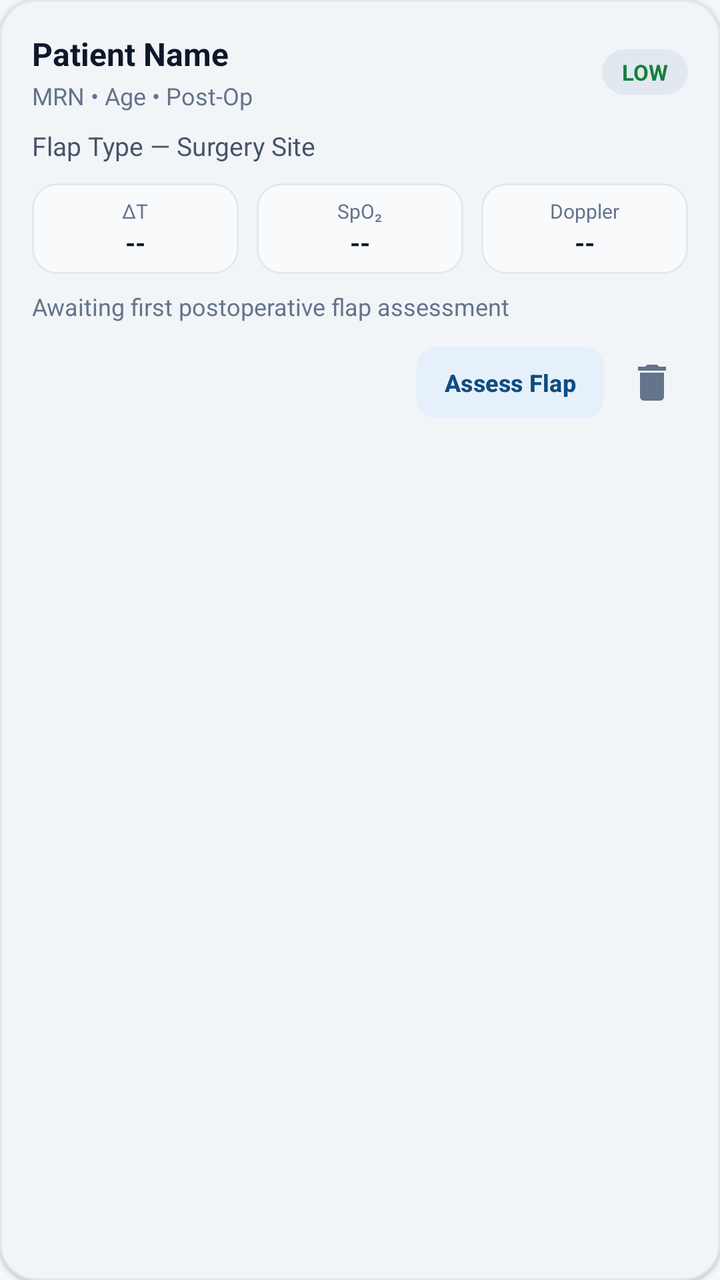
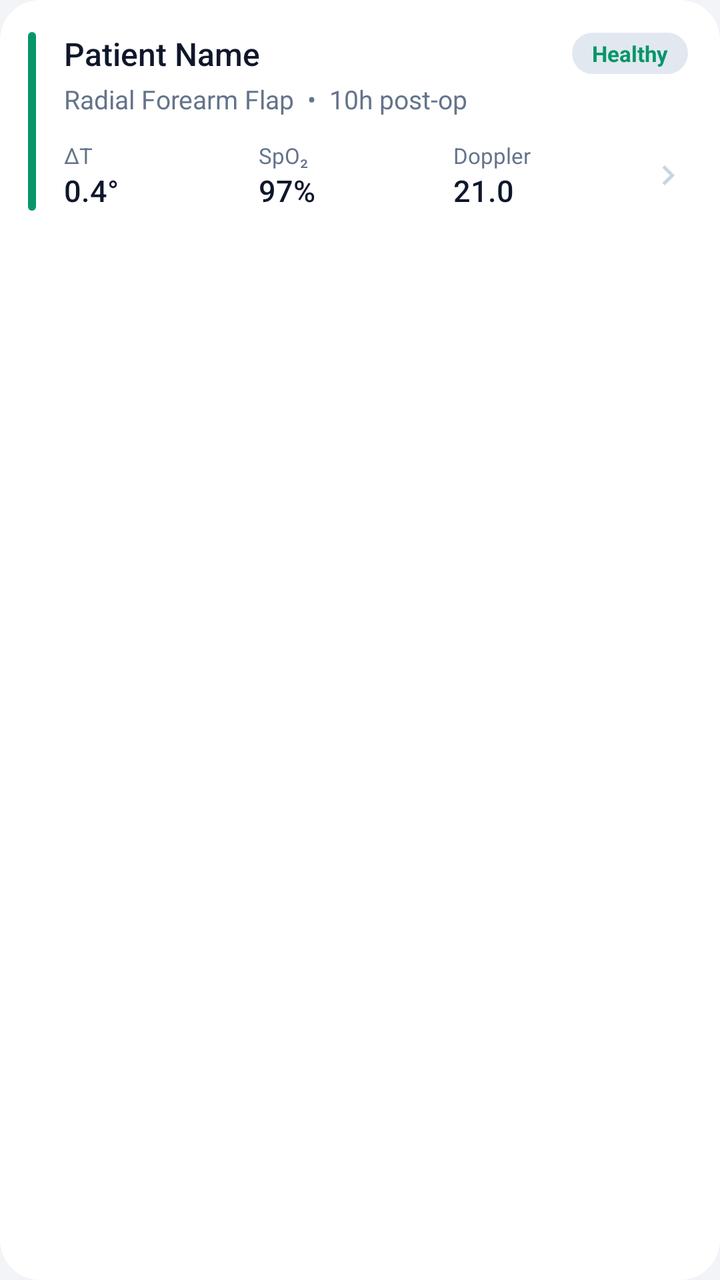

Compare the two renders of this Android layout. The source of the first and the diff that turns it into the second are given below.
<!-- AndroidManifest.xml: application theme Theme.FlapGuardAI -->
<!-- res/layout/item_patient_card.xml -->
<?xml version="1.0" encoding="utf-8"?>
<com.google.android.material.card.MaterialCardView xmlns:android="http://schemas.android.com/apk/res/android"
    xmlns:app="http://schemas.android.com/apk/res-auto"
    android:id="@+id/card_patient"
    android:layout_width="match_parent"
    android:layout_height="wrap_content"
    android:layout_marginBottom="12dp"
    android:clickable="true"
    android:focusable="true"
    app:cardBackgroundColor="@color/fg_surface"
    app:cardCornerRadius="18dp"
    app:cardElevation="1dp"
    app:strokeColor="@color/fg_border"
    app:strokeWidth="1dp">

    <LinearLayout
        android:layout_width="match_parent"
        android:layout_height="wrap_content"
        android:orientation="vertical"
        android:padding="16dp">

        <LinearLayout
            android:layout_width="match_parent"
            android:layout_height="wrap_content"
            android:gravity="center_vertical"
            android:orientation="horizontal">

            <LinearLayout
                android:layout_width="0dp"
                android:layout_height="wrap_content"
                android:layout_weight="1"
                android:orientation="vertical">

                <TextView
                    android:id="@+id/tv_patient_name"
                    android:layout_width="wrap_content"
                    android:layout_height="wrap_content"
                    android:text="Patient Name"
                    android:textColor="@color/fg_text_primary"
                    android:textSize="16sp"
                    android:textStyle="bold" />

                <TextView
                    android:id="@+id/tv_patient_mrn"
                    android:layout_width="wrap_content"
                    android:layout_height="wrap_content"
                    android:layout_marginTop="2dp"
                    android:text="MRN • Age • Post-Op"
                    android:textColor="@color/fg_text_muted"
                    android:textSize="12sp" />
            </LinearLayout>

            <TextView
                android:id="@+id/tv_risk_badge"
                android:layout_width="wrap_content"
                android:layout_height="wrap_content"
                android:background="@drawable/bg_badge"
                android:paddingStart="10dp"
                android:paddingTop="4dp"
                android:paddingEnd="10dp"
                android:paddingBottom="4dp"
                android:text="LOW"
                android:textColor="@color/fg_success"
                android:textSize="11sp"
                android:textStyle="bold" />
        </LinearLayout>

        <TextView
            android:id="@+id/tv_patient_flap"
            android:layout_width="match_parent"
            android:layout_height="wrap_content"
            android:layout_marginTop="8dp"
            android:text="Flap Type — Surgery Site"
            android:textColor="@color/fg_text_secondary"
            android:textSize="13sp" />

        
        <LinearLayout
            android:id="@+id/layout_vitals_strip"
            android:layout_width="match_parent"
            android:layout_height="wrap_content"
            android:layout_marginTop="10dp"
            android:orientation="horizontal">

            <LinearLayout
                android:layout_width="0dp"
                android:layout_height="wrap_content"
                android:layout_marginEnd="6dp"
                android:layout_weight="1"
                android:background="@drawable/bg_metric_tile"
                android:gravity="center"
                android:orientation="vertical"
                android:padding="7dp">

                <TextView
                    android:layout_width="wrap_content"
                    android:layout_height="wrap_content"
                    android:text="ΔT"
                    android:textColor="@color/fg_text_muted"
                    android:textSize="10sp" />

                <TextView
                    android:id="@+id/tv_metric_delta"
                    android:layout_width="wrap_content"
                    android:layout_height="wrap_content"
                    android:text="--"
                    android:textColor="@color/fg_text_primary"
                    android:textSize="13sp"
                    android:textStyle="bold" />
            </LinearLayout>

            <LinearLayout
                android:layout_width="0dp"
                android:layout_height="wrap_content"
                android:layout_marginStart="3dp"
                android:layout_marginEnd="3dp"
                android:layout_weight="1"
                android:background="@drawable/bg_metric_tile"
                android:gravity="center"
                android:orientation="vertical"
                android:padding="7dp">

                <TextView
                    android:layout_width="wrap_content"
                    android:layout_height="wrap_content"
                    android:text="SpO₂"
                    android:textColor="@color/fg_text_muted"
                    android:textSize="10sp" />

                <TextView
                    android:id="@+id/tv_metric_spo2"
                    android:layout_width="wrap_content"
                    android:layout_height="wrap_content"
                    android:text="--"
                    android:textColor="@color/fg_text_primary"
                    android:textSize="13sp"
                    android:textStyle="bold" />
            </LinearLayout>

            <LinearLayout
                android:layout_width="0dp"
                android:layout_height="wrap_content"
                android:layout_marginStart="6dp"
                android:layout_weight="1"
                android:background="@drawable/bg_metric_tile"
                android:gravity="center"
                android:orientation="vertical"
                android:padding="7dp">

                <TextView
                    android:layout_width="wrap_content"
                    android:layout_height="wrap_content"
                    android:text="Doppler"
                    android:textColor="@color/fg_text_muted"
                    android:textSize="10sp" />

                <TextView
                    android:id="@+id/tv_metric_doppler"
                    android:layout_width="wrap_content"
                    android:layout_height="wrap_content"
                    android:text="--"
                    android:textColor="@color/fg_text_primary"
                    android:textSize="13sp"
                    android:textStyle="bold" />
            </LinearLayout>
        </LinearLayout>

        <TextView
            android:id="@+id/tv_patient_vitals"
            android:layout_width="match_parent"
            android:layout_height="wrap_content"
            android:layout_marginTop="8dp"
            android:text="Awaiting first postoperative flap assessment"
            android:textColor="@color/fg_text_muted"
            android:textSize="12sp" />

        <LinearLayout
            android:layout_width="match_parent"
            android:layout_height="wrap_content"
            android:layout_marginTop="12dp"
            android:gravity="end|center_vertical"
            android:orientation="horizontal">

            <com.google.android.material.button.MaterialButton
                android:id="@+id/btn_card_assess"
                style="@style/Widget.Material3.Button.TonalButton"
                android:layout_width="wrap_content"
                android:layout_height="36dp"
                android:layout_marginEnd="6dp"
                android:insetTop="0dp"
                android:insetBottom="0dp"
                android:minHeight="0dp"
                android:paddingStart="14dp"
                android:paddingEnd="14dp"
                android:text="Assess Flap"
                android:textAllCaps="false"
                android:textColor="@color/fg_primary"
                android:textSize="12sp"
                android:textStyle="bold"
                app:backgroundTint="@color/fg_primary_soft"
                app:cornerRadius="10dp" />

            <ImageButton
                android:id="@+id/btn_card_delete"
                android:layout_width="36dp"
                android:layout_height="36dp"
                android:background="?attr/selectableItemBackgroundBorderless"
                android:contentDescription="Remove patient"
                android:src="@drawable/ic_delete"
                app:tint="@color/fg_text_muted" />
        </LinearLayout>
    </LinearLayout>
</com.google.android.material.card.MaterialCardView>
<!-- resources referenced by this layout -->
<resources>
  <color name="fg_border">#E2E8F0</color>
  <color name="fg_primary">#0F4C81</color>
  <color name="fg_primary_soft">#E6F0FA</color>
  <color name="fg_success">#15803D</color>
  <color name="fg_surface">#FFFFFF</color>
  <color name="fg_text_muted">#64748B</color>
  <color name="fg_text_primary">#0F172A</color>
  <color name="fg_text_secondary">#475569</color>
  <!-- drawable bg_badge (drawable) -->
  <?xml version="1.0" encoding="utf-8"?>
  <shape xmlns:android="http://schemas.android.com/apk/res/android" android:shape="rectangle">
      <solid android:color="#E2E8F0" />
      <corners android:radius="999dp" />
  </shape>
  <!-- drawable bg_metric_tile (drawable) -->
  <?xml version="1.0" encoding="utf-8"?>
  <shape xmlns:android="http://schemas.android.com/apk/res/android" android:shape="rectangle">
      <solid android:color="@color/fg_surface_soft" />
      <stroke android:width="1dp" android:color="@color/fg_border" />
      <corners android:radius="12dp" />
  </shape>
  <!-- drawable ic_delete (drawable) -->
  <?xml version="1.0" encoding="utf-8"?>
  <vector xmlns:android="http://schemas.android.com/apk/res/android"
      android:width="24dp"
      android:height="24dp"
      android:viewportWidth="24"
      android:viewportHeight="24">
      <path
          android:fillColor="#0F172A"
          android:pathData="M6,19c0,1.1 0.9,2 2,2h8c1.1,0 2,-0.9 2,-2V7H6v12zM19,4h-3.5l-1,-1h-5l-1,1H5v2h14V4z" />
  </vector>
  <style name="Theme.FlapGuardAI" parent="Base.Theme.FlapGuardAI" />
  <color name="fg_surface_soft">#F8FAFC</color>
  <style name="Base.Theme.FlapGuardAI" parent="Theme.Material3.Light.NoActionBar">
          <item name="colorPrimary">@color/fg_primary</item>
          <item name="colorOnPrimary">@color/white</item>
          <item name="colorPrimaryContainer">@color/fg_primary_soft</item>
          <item name="colorOnPrimaryContainer">@color/fg_primary</item>
          <item name="colorSecondary">@color/fg_accent</item>
          <item name="colorOnSecondary">@color/white</item>
          <item name="colorSecondaryContainer">@color/fg_primary_soft</item>
          <item name="colorOnSecondaryContainer">@color/fg_primary</item>
          <item name="colorSurface">@color/fg_surface</item>
          <item name="colorSurfaceVariant">@color/fg_surface_soft</item>
          <item name="colorOutline">@color/fg_border_strong</item>
          <item name="android:windowBackground">@color/fg_bg</item>
          <item name="android:statusBarColor">@color/fg_surface</item>
          <item name="android:windowLightStatusBar">true</item>
      </style>
  <color name="white">#FFFFFF</color>
  <color name="fg_accent">#0D9488</color>
  <color name="fg_border_strong">#CBD5E1</color>
  <color name="fg_bg">#F5F7FB</color>
</resources>

<!-- the commit's change to res/layout/item_patient_card.xml (unified diff, before → after) -->
@@ -8,206 +8,172 @@
     android:clickable="true"
     android:focusable="true"
     app:cardBackgroundColor="@color/fg_surface"
-    app:cardCornerRadius="18dp"
-    app:cardElevation="1dp"
-    app:strokeColor="@color/fg_border"
-    app:strokeWidth="1dp">
+    app:cardCornerRadius="20dp"
+    app:cardElevation="0dp"
+    app:strokeWidth="0dp">
 
     <LinearLayout
         android:layout_width="match_parent"
         android:layout_height="wrap_content"
-        android:orientation="vertical"
-        android:padding="16dp">
+        android:orientation="horizontal"
+        android:paddingStart="14dp"
+        android:paddingTop="16dp"
+        android:paddingEnd="16dp"
+        android:paddingBottom="16dp">
+
+        
+        <View
+            android:id="@+id/view_status_bar"
+            android:layout_width="4dp"
+            android:layout_height="match_parent"
+            android:layout_marginEnd="14dp"
+            android:background="@drawable/bg_status_bar" />
 
         <LinearLayout
-            android:layout_width="match_parent"
+            android:layout_width="0dp"
             android:layout_height="wrap_content"
-            android:gravity="center_vertical"
-            android:orientation="horizontal">
+            android:layout_weight="1"
+            android:orientation="vertical">
 
             <LinearLayout
-                android:layout_width="0dp"
+                android:layout_width="match_parent"
                 android:layout_height="wrap_content"
-                android:layout_weight="1"
-                android:orientation="vertical">
+                android:gravity="center_vertical"
+                android:orientation="horizontal">
 
                 <TextView
                     android:id="@+id/tv_patient_name"
+                    android:layout_width="0dp"
+                    android:layout_height="wrap_content"
+                    android:layout_weight="1"
+                    android:ellipsize="end"
+                    android:fontFamily="sans-serif-medium"
+                    android:maxLines="1"
+                    android:text="Patient Name"
+                    android:textColor="@color/fg_text_primary"
+                    android:textSize="16sp" />
+
+                <TextView
+                    android:id="@+id/tv_risk_badge"
                     android:layout_width="wrap_content"
                     android:layout_height="wrap_content"
-                    android:text="Patient Name"
-                    android:textColor="@color/fg_text_primary"
-                    android:textSize="16sp"
+                    android:background="@drawable/bg_badge"
+                    android:paddingStart="10dp"
+                    android:paddingTop="3dp"
+                    android:paddingEnd="10dp"
+                    android:paddingBottom="3dp"
+                    android:text="Healthy"
+                    android:textColor="@color/fg_success"
+                    android:textSize="11sp"
                     android:textStyle="bold" />
-
-                <TextView
-                    android:id="@+id/tv_patient_mrn"
-                    android:layout_width="wrap_content"
-                    android:layout_height="wrap_content"
-                    android:layout_marginTop="2dp"
-                    android:text="MRN • Age • Post-Op"
-                    android:textColor="@color/fg_text_muted"
-                    android:textSize="12sp" />
             </LinearLayout>
 
             <TextView
-                android:id="@+id/tv_risk_badge"
-                android:layout_width="wrap_content"
+                android:id="@+id/tv_patient_flap"
+                android:layout_width="match_parent"
                 android:layout_height="wrap_content"
-                android:background="@drawable/bg_badge"
-                android:paddingStart="10dp"
-                android:paddingTop="4dp"
-                android:paddingEnd="10dp"
-                android:paddingBottom="4dp"
-                android:text="LOW"
-                android:textColor="@color/fg_success"
-                android:textSize="11sp"
-                android:textStyle="bold" />
-        </LinearLayout>
+                android:layout_marginTop="3dp"
+                android:ellipsize="end"
+                android:maxLines="1"
+                android:text="Radial Forearm Flap  •  10h post-op"
+                android:textColor="@color/fg_text_muted"
+                android:textSize="13sp" />
 
-        <TextView
-            android:id="@+id/tv_patient_flap"
-            android:layout_width="match_parent"
-            android:layout_height="wrap_content"
-            android:layout_marginTop="8dp"
-            android:text="Flap Type — Surgery Site"
-            android:textColor="@color/fg_text_secondary"
-            android:textSize="13sp" />
+            
+            <LinearLayout
+                android:id="@+id/layout_vitals_strip"
+                android:layout_width="match_parent"
+                android:layout_height="wrap_content"
+                android:layout_marginTop="12dp"
+                android:gravity="center_vertical"
+                android:orientation="horizontal">
 
-        
-        <LinearLayout
-            android:id="@+id/layout_vitals_strip"
-            android:layout_width="match_parent"
-            android:layout_height="wrap_content"
-            android:layout_marginTop="10dp"
-            android:orientation="horizontal">
+                <LinearLayout
+                    android:layout_width="0dp"
+                    android:layout_height="wrap_content"
+                    android:layout_weight="1"
+                    android:orientation="vertical">
 
-            <LinearLayout
-                android:layout_width="0dp"
-                android:layout_height="wrap_content"
-                android:layout_marginEnd="6dp"
-                android:layout_weight="1"
-                android:background="@drawable/bg_metric_tile"
-                android:gravity="center"
-                android:orientation="vertical"
-                android:padding="7dp">
+                    <TextView
+                        android:layout_width="wrap_content"
+                        android:layout_height="wrap_content"
+                        android:text="ΔT"
+                        android:textColor="@color/fg_text_muted"
+                        android:textSize="11sp" />
 
-                <TextView
-                    android:layout_width="wrap_content"
+                    <TextView
+                        android:id="@+id/tv_metric_delta"
+                        android:layout_width="wrap_content"
+                        android:layout_height="wrap_content"
+                        android:fontFamily="sans-serif-medium"
+                        android:text="0.4°"
+                        android:textColor="@color/fg_text_primary"
+                        android:textSize="15sp" />
+                </LinearLayout>
+
+                <LinearLayout
+                    android:layout_width="0dp"
                     android:layout_height="wrap_content"
-                    android:text="ΔT"
-                    android:textColor="@color/fg_text_muted"
-                    android:textSize="10sp" />
+                    android:layout_weight="1"
+                    android:orientation="vertical">
 
-                <TextView
-                    android:id="@+id/tv_metric_delta"
-                    android:layout_width="wrap_content"
+                    <TextView
+                        android:layout_width="wrap_content"
+                        android:layout_height="wrap_content"
+                        android:text="SpO₂"
+                        android:textColor="@color/fg_text_muted"
+                        android:textSize="11sp" />
+
+                    <TextView
+                        android:id="@+id/tv_metric_spo2"
+                        android:layout_width="wrap_content"
+                        android:layout_height="wrap_content"
+                        android:fontFamily="sans-serif-medium"
+                        android:text="97%"
+                        android:textColor="@color/fg_text_primary"
+                        android:textSize="15sp" />
+                </LinearLayout>
+
+                <LinearLayout
+                    android:layout_width="0dp"
                     android:layout_height="wrap_content"
-                    android:text="--"
-                    android:textColor="@color/fg_text_primary"
-                    android:textSize="13sp"
-                    android:textStyle="bold" />
+                    android:layout_weight="1"
+                    android:orientation="vertical">
+
+                    <TextView
+                        android:layout_width="wrap_content"
+                        android:layout_height="wrap_content"
+                        android:text="Doppler"
+                        android:textColor="@color/fg_text_muted"
+                        android:textSize="11sp" />
+
+                    <TextView
+                        android:id="@+id/tv_metric_doppler"
+                        android:layout_width="wrap_content"
+                        android:layout_height="wrap_content"
+                        android:fontFamily="sans-serif-medium"
+                        android:text="21.0"
+                        android:textColor="@color/fg_text_primary"
+                        android:textSize="15sp" />
+                </LinearLayout>
+
+                <ImageView
+                    android:layout_width="20dp"
+                    android:layout_height="20dp"
+                    android:contentDescription="Details"
+                    android:src="@drawable/ic_chevron_right"
+                    app:tint="@color/fg_border_strong" />
             </LinearLayout>
 
-            <LinearLayout
-                android:layout_width="0dp"
+            <TextView
+                android:id="@+id/tv_patient_vitals"
+                android:layout_width="match_parent"
                 android:layout_height="wrap_content"
-                android:layout_marginStart="3dp"
-                android:layout_marginEnd="3dp"
-                android:layout_weight="1"
-                android:background="@drawable/bg_metric_tile"
-                android:gravity="center"
-                android:orientation="vertical"
-                android:padding="7dp">
-
-                <TextView
-                    android:layout_width="wrap_content"
-                    android:layout_height="wrap_content"
-                    android:text="SpO₂"
-                    android:textColor="@color/fg_text_muted"
-                    android:textSize="10sp" />
-
-                <TextView
-                    android:id="@+id/tv_metric_spo2"
-                    android:layout_width="wrap_content"
-                    android:layout_height="wrap_content"
-                    android:text="--"
-                    android:textColor="@color/fg_text_primary"
-                    android:textSize="13sp"
-                    android:textStyle="bold" />
-            </LinearLayout>
-
-            <LinearLayout
-                android:layout_width="0dp"
-                android:layout_height="wrap_content"
-                android:layout_marginStart="6dp"
-                android:layout_weight="1"
-                android:background="@drawable/bg_metric_tile"
-                android:gravity="center"
-                android:orientation="vertical"
-                android:padding="7dp">
-
-                <TextView
-                    android:layout_width="wrap_content"
-                    android:layout_height="wrap_content"
-                    android:text="Doppler"
-                    android:textColor="@color/fg_text_muted"
-                    android:textSize="10sp" />
-
-                <TextView
-                    android:id="@+id/tv_metric_doppler"
-                    android:layout_width="wrap_content"
-                    android:layout_height="wrap_content"
-                    android:text="--"
-                    android:textColor="@color/fg_text_primary"
-                    android:textSize="13sp"
-                    android:textStyle="bold" />
-            </LinearLayout>
-        </LinearLayout>
-
-        <TextView
-            android:id="@+id/tv_patient_vitals"
-            android:layout_width="match_parent"
-            android:layout_height="wrap_content"
-            android:layout_marginTop="8dp"
-            android:text="Awaiting first postoperative flap assessment"
-            android:textColor="@color/fg_text_muted"
-            android:textSize="12sp" />
-
-        <LinearLayout
-            android:layout_width="match_parent"
-            android:layout_height="wrap_content"
-            android:layout_marginTop="12dp"
-            android:gravity="end|center_vertical"
-            android:orientation="horizontal">
-
-            <com.google.android.material.button.MaterialButton
-                android:id="@+id/btn_card_assess"
-                style="@style/Widget.Material3.Button.TonalButton"
-                android:layout_width="wrap_content"
-                android:layout_height="36dp"
-                android:layout_marginEnd="6dp"
-                android:insetTop="0dp"
-                android:insetBottom="0dp"
-                android:minHeight="0dp"
-                android:paddingStart="14dp"
-                android:paddingEnd="14dp"
-                android:text="Assess Flap"
-                android:textAllCaps="false"
-                android:textColor="@color/fg_primary"
+                android:layout_marginTop="8dp"
+                android:text="Tap to begin postoperative assessment"
+                android:textColor="@color/fg_text_muted"
                 android:textSize="12sp"
-                android:textStyle="bold"
-                app:backgroundTint="@color/fg_primary_soft"
-                app:cornerRadius="10dp" />
-
-            <ImageButton
-                android:id="@+id/btn_card_delete"
-                android:layout_width="36dp"
-                android:layout_height="36dp"
-                android:background="?attr/selectableItemBackgroundBorderless"
-                android:contentDescription="Remove patient"
-                android:src="@drawable/ic_delete"
-                app:tint="@color/fg_text_muted" />
+                android:visibility="gone" />
         </LinearLayout>
     </LinearLayout>
 </com.google.android.material.card.MaterialCardView>
<!-- resource entries referenced after the edit -->
@@ -1,27 +1,25 @@
 <!-- resources referenced by this layout -->
 <resources>
   <color name="fg_border">#E2E8F0</color>
-  <color name="fg_primary">#0F4C81</color>
-  <color name="fg_primary_soft">#E6F0FA</color>
-  <color name="fg_success">#15803D</color>
+  <color name="fg_primary">#0B3B66</color>
+  <color name="fg_primary_soft">#EBF3FA</color>
+  <color name="fg_success">#059669</color>
   <color name="fg_surface">#FFFFFF</color>
   <color name="fg_text_muted">#64748B</color>
   <color name="fg_text_primary">#0F172A</color>
-  <color name="fg_text_secondary">#475569</color>
   <!-- drawable bg_badge (drawable) -->
   <?xml version="1.0" encoding="utf-8"?>
   <shape xmlns:android="http://schemas.android.com/apk/res/android" android:shape="rectangle">
       <solid android:color="#E2E8F0" />
       <corners android:radius="999dp" />
   </shape>
-  <!-- drawable bg_metric_tile (drawable) -->
+  <!-- drawable bg_status_bar (drawable) -->
   <?xml version="1.0" encoding="utf-8"?>
   <shape xmlns:android="http://schemas.android.com/apk/res/android" android:shape="rectangle">
-      <solid android:color="@color/fg_surface_soft" />
-      <stroke android:width="1dp" android:color="@color/fg_border" />
-      <corners android:radius="12dp" />
+      <solid android:color="@color/fg_success" />
+      <corners android:radius="999dp" />
   </shape>
-  <!-- drawable ic_delete (drawable) -->
+  <!-- drawable ic_chevron_right (drawable) -->
   <?xml version="1.0" encoding="utf-8"?>
   <vector xmlns:android="http://schemas.android.com/apk/res/android"
       android:width="24dp"
@@ -30,10 +28,10 @@
       android:viewportHeight="24">
       <path
           android:fillColor="#0F172A"
-          android:pathData="M6,19c0,1.1 0.9,2 2,2h8c1.1,0 2,-0.9 2,-2V7H6v12zM19,4h-3.5l-1,-1h-5l-1,1H5v2h14V4z" />
+          android:pathData="M10,6L8.59,7.41 13.17,12l-4.58,4.59L10,18l6,-6z" />
   </vector>
   <style name="Theme.FlapGuardAI" parent="Base.Theme.FlapGuardAI" />
-  <color name="fg_surface_soft">#F8FAFC</color>
+  <color name="fg_surface_soft">#F1F5F9</color>
   <style name="Base.Theme.FlapGuardAI" parent="Theme.Material3.Light.NoActionBar">
           <item name="colorPrimary">@color/fg_primary</item>
           <item name="colorOnPrimary">@color/white</item>
@@ -45,14 +43,14 @@
           <item name="colorOnSecondaryContainer">@color/fg_primary</item>
           <item name="colorSurface">@color/fg_surface</item>
           <item name="colorSurfaceVariant">@color/fg_surface_soft</item>
-          <item name="colorOutline">@color/fg_border_strong</item>
+          <item name="colorOutline">@color/fg_border</item>
           <item name="android:windowBackground">@color/fg_bg</item>
-          <item name="android:statusBarColor">@color/fg_surface</item>
+          <item name="android:statusBarColor">@color/fg_bg</item>
           <item name="android:windowLightStatusBar">true</item>
       </style>
   <color name="white">#FFFFFF</color>
   <color name="fg_accent">#0D9488</color>
   <color name="fg_border_strong">#CBD5E1</color>
-  <color name="fg_bg">#F5F7FB</color>
+  <color name="fg_bg">#F2F4F7</color>
 </resources>
 
